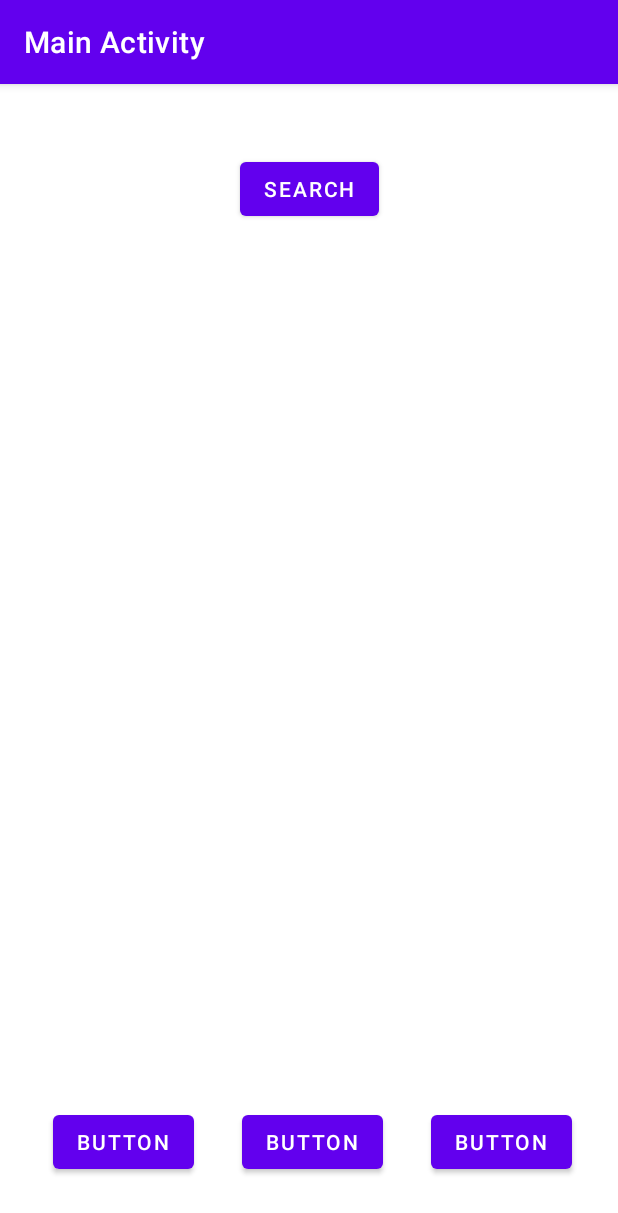
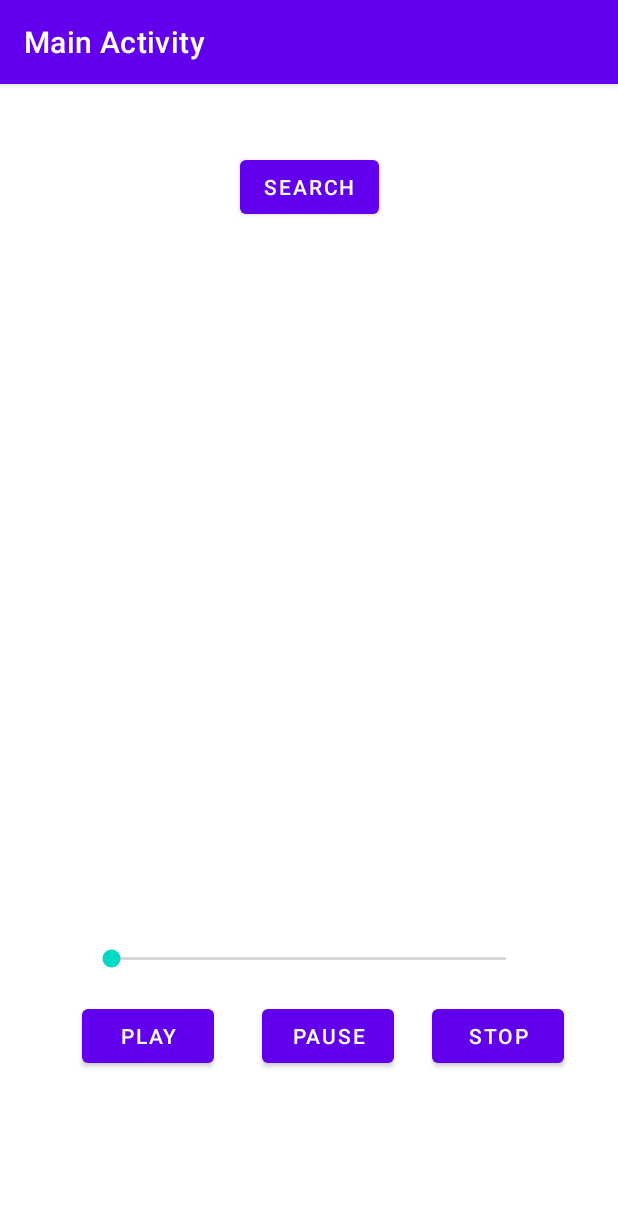
Before and after one commit to tuj55883/Assignment7, an Android app: the ControlFragment screen opened directly, with no data from a screen before it, on a phone screen of 412 x 824 dp. Shown: the top 1213 px of the screen. Run offline under Robolectric (Android 15) with nearby library versions, the phone set to English and light mode, and no system bars; our stand-ins replace Volley; libraries missing offline, so code that uses them is left out: edu.temple.audiobookplayer; 2 statements that could not run were skipped.

Commit message:
Audio all works. Seek bar not working 100%. The handler keeps returning zero for time.

```diff
--- a/app/src/main/java/edu/temple/assignment7/ControlFragment.java
+++ b/app/src/main/java/edu/temple/assignment7/ControlFragment.java
@@ -9,6 +9,7 @@ import android.view.LayoutInflater;
 import android.view.View;
 import android.view.ViewGroup;
 import android.widget.Button;
+import android.widget.SeekBar;
 import android.widget.Toast;
 
 
@@ -17,6 +18,7 @@ public class ControlFragment extends Fragment {
     Button play;
     Button pause;
     Button stop;
+    SeekBar seekBar;
 
     public ControlFragment() {
 
@@ -46,11 +48,40 @@ public class ControlFragment extends Fragment {
         play = (Button)view.findViewById(R.id.playButton);
         pause = (Button) view.findViewById(R.id.pauseButton);
         stop = (Button) view.findViewById(R.id.stopButton);
+        seekBar = (SeekBar) view.findViewById(R.id.seekBar);
         play.setOnClickListener(new View.OnClickListener() {
             @Override
             public void onClick(View view) {
                 ((ControlFragment.ControlFragmentInterface) getActivity()).playClicked();
-                Log.d("here","here");
+            }
+        });
+        pause.setOnClickListener(new View.OnClickListener() {
+            @Override
+            public void onClick(View view) {
+                ((ControlFragment.ControlFragmentInterface) getActivity()).pauseClicked();
+            }
+        });
+        stop.setOnClickListener(new View.OnClickListener() {
+            @Override
+            public void onClick(View view) {
+                ((ControlFragment.ControlFragmentInterface) getActivity()).stopClicked();
+            }
+        });
+        seekBar.setOnSeekBarChangeListener(new SeekBar.OnSeekBarChangeListener() {
+            @Override
+            public void onProgressChanged(SeekBar seekBar, int progress, boolean fromUser) {
+                ((ControlFragment.ControlFragmentInterface) getActivity()).timeChanged(progress);
+
+            }
+
+            @Override
+            public void onStartTrackingTouch(SeekBar seekBar) {
+
+            }
+
+            @Override
+            public void onStopTrackingTouch(SeekBar seekBar) {
+
             }
         });
 
@@ -63,6 +94,7 @@ public class ControlFragment extends Fragment {
         public void playClicked() ;
         public void pauseClicked() ;
         public void stopClicked() ;
+        public void timeChanged(int progress);
 
     }
 
--- a/app/src/main/res/layout-land/activity_main.xml
+++ b/app/src/main/res/layout-land/activity_main.xml
@@ -6,25 +6,38 @@
     android:layout_height="match_parent"
     tools:context=".MainActivity">
 
+    <FrameLayout
+        android:id="@+id/audioControlContainer"
+        android:layout_width="384dp"
+        android:layout_height="80dp"
+        app:layout_constraintBottom_toBottomOf="parent"
+        app:layout_constraintEnd_toEndOf="parent"
+        app:layout_constraintHorizontal_bias="0.953"
+        app:layout_constraintStart_toStartOf="parent"
+        app:layout_constraintTop_toBottomOf="@+id/containerLandscape"
+        app:layout_constraintVertical_bias="0.831">
+
+    </FrameLayout>
+
     <Button
         android:id="@+id/searchMain"
         android:layout_width="wrap_content"
         android:layout_height="wrap_content"
         android:text="Search"
         app:layout_constraintBottom_toBottomOf="parent"
-        app:layout_constraintEnd_toEndOf="parent"
-        app:layout_constraintHorizontal_bias="0.462"
+        app:layout_constraintEnd_toStartOf="@+id/audioControlContainer"
+        app:layout_constraintHorizontal_bias="0.525"
         app:layout_constraintStart_toStartOf="parent"
-        app:layout_constraintTop_toTopOf="parent"
-        app:layout_constraintVertical_bias="0.955" />
+        app:layout_constraintTop_toBottomOf="@+id/container"
+        app:layout_constraintVertical_bias="0.733" />
 
     <FrameLayout
         android:id="@+id/container"
-        android:layout_width="229dp"
-        android:layout_height="305dp"
-        app:layout_constraintBottom_toBottomOf="parent"
+        android:layout_width="288dp"
+        android:layout_height="231dp"
+        android:layout_marginTop="12dp"
+        android:layout_marginEnd="79dp"
         app:layout_constraintEnd_toStartOf="@+id/containerLandscape"
-        app:layout_constraintHorizontal_bias="0.368"
         app:layout_constraintStart_toStartOf="parent"
         app:layout_constraintTop_toTopOf="parent">
 
@@ -32,13 +45,12 @@
 
     <FrameLayout
         android:id="@+id/containerLandscape"
-        android:layout_width="266dp"
-        android:layout_height="240dp"
-        android:layout_marginEnd="92dp"
-        app:layout_constraintBottom_toBottomOf="parent"
+        android:layout_width="326dp"
+        android:layout_height="191dp"
+        android:layout_marginTop="8dp"
+        android:layout_marginEnd="32dp"
         app:layout_constraintEnd_toEndOf="parent"
-        app:layout_constraintTop_toTopOf="parent"
-        app:layout_constraintVertical_bias="0.497">
+        app:layout_constraintTop_toTopOf="parent">
 
     </FrameLayout>
 </androidx.constraintlayout.widget.ConstraintLayout>
--- a/app/src/main/res/layout/activity_main.xml
+++ b/app/src/main/res/layout/activity_main.xml
@@ -8,12 +8,13 @@
 
     <FrameLayout
         android:id="@+id/container"
-        android:layout_width="230dp"
-        android:layout_height="489dp"
+        android:layout_width="233dp"
+        android:layout_height="426dp"
         app:layout_constraintBottom_toBottomOf="parent"
         app:layout_constraintEnd_toEndOf="parent"
         app:layout_constraintStart_toStartOf="parent"
-        app:layout_constraintTop_toTopOf="parent">
+        app:layout_constraintTop_toTopOf="parent"
+        app:layout_constraintVertical_bias="0.401">
 
     </FrameLayout>
 
@@ -29,13 +30,15 @@
 
     <FrameLayout
         android:id="@+id/audioControlContainer"
-        android:layout_width="406dp"
-        android:layout_height="95dp"
+        android:layout_width="374dp"
+        android:layout_height="88dp"
         android:layout_marginTop="10dp"
         app:layout_constraintBottom_toBottomOf="parent"
         app:layout_constraintEnd_toEndOf="parent"
+        app:layout_constraintHorizontal_bias="0.491"
         app:layout_constraintStart_toStartOf="parent"
-        app:layout_constraintTop_toBottomOf="@+id/container">
+        app:layout_constraintTop_toBottomOf="@+id/container"
+        app:layout_constraintVertical_bias="0.016">
 
     </FrameLayout>
 </androidx.constraintlayout.widget.ConstraintLayout>
--- a/app/src/main/res/layout/fragment_audio_controls.xml
+++ b/app/src/main/res/layout/fragment_audio_controls.xml
@@ -12,23 +12,23 @@
         android:id="@+id/playButton"
         android:layout_width="wrap_content"
         android:layout_height="wrap_content"
-        android:layout_marginStart="32dp"
-        android:text="Button"
+        android:layout_marginStart="36dp"
+        android:text="Play"
         app:layout_constraintBottom_toBottomOf="parent"
         app:layout_constraintStart_toStartOf="parent"
         app:layout_constraintTop_toTopOf="parent"
-        app:layout_constraintVertical_bias="0.538" />
+        app:layout_constraintVertical_bias="0.885" />
 
     <Button
         android:id="@+id/pauseButton"
         android:layout_width="wrap_content"
         android:layout_height="wrap_content"
         android:layout_marginStart="32dp"
-        android:text="Button"
+        android:text="Pause"
         app:layout_constraintBottom_toBottomOf="parent"
         app:layout_constraintStart_toEndOf="@+id/playButton"
         app:layout_constraintTop_toTopOf="parent"
-        app:layout_constraintVertical_bias="0.538" />
+        app:layout_constraintVertical_bias="0.885" />
 
     <Button
         android:id="@+id/stopButton"
@@ -36,12 +36,21 @@
         android:layout_height="wrap_content"
         android:layout_marginStart="32dp"
         android:layout_marginEnd="32dp"
-        android:text="Button"
+        android:text="Stop"
         app:layout_constraintBottom_toBottomOf="parent"
         app:layout_constraintEnd_toEndOf="parent"
-        app:layout_constraintHorizontal_bias="0.0"
+        app:layout_constraintHorizontal_bias="0.333"
         app:layout_constraintStart_toEndOf="@+id/pauseButton"
         app:layout_constraintTop_toTopOf="parent"
-        app:layout_constraintVertical_bias="0.538" />
+        app:layout_constraintVertical_bias="0.885" />
+
+    <SeekBar
+        android:id="@+id/seekBar"
+        android:layout_width="295dp"
+        android:layout_height="39dp"
+        android:layout_marginBottom="8dp"
+        app:layout_constraintBottom_toTopOf="@+id/pauseButton"
+        app:layout_constraintEnd_toEndOf="parent"
+        app:layout_constraintStart_toStartOf="parent" />
 
 </androidx.constraintlayout.widget.ConstraintLayout>
```
Also changed, not shown: app/src/main/java/edu/temple/assignment7/MainActivity.java (+46 -2 lines).
